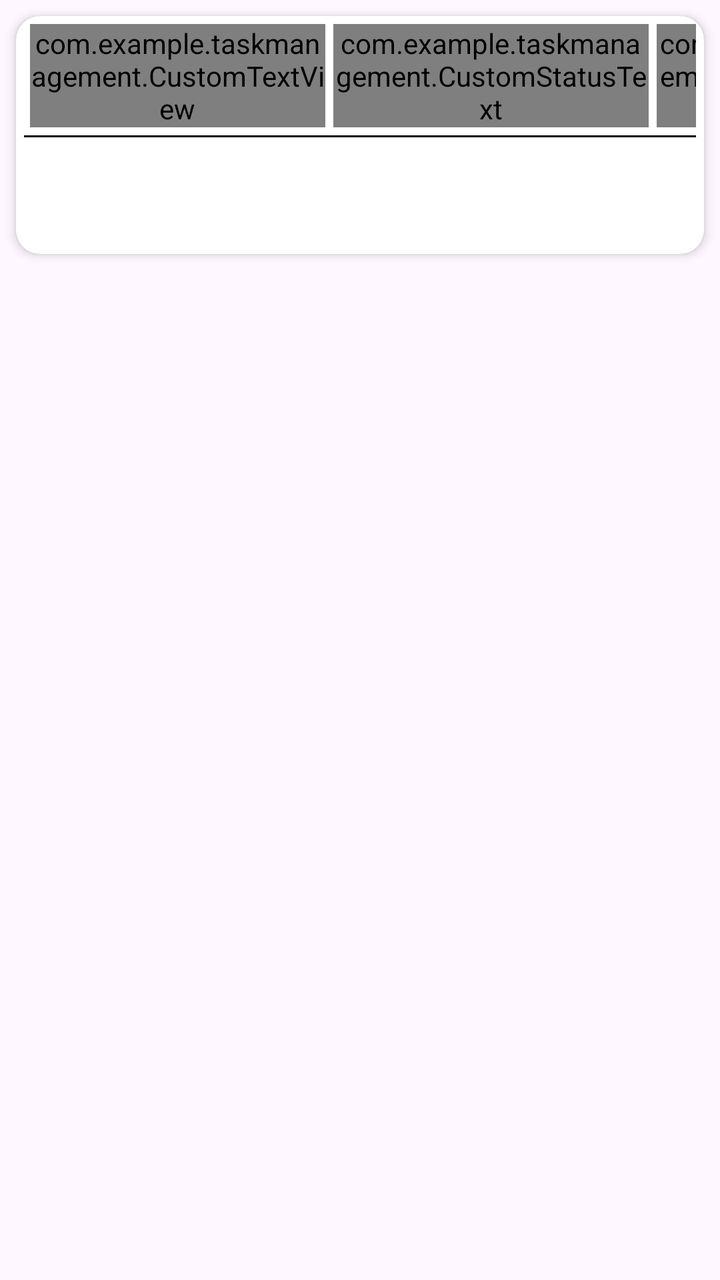
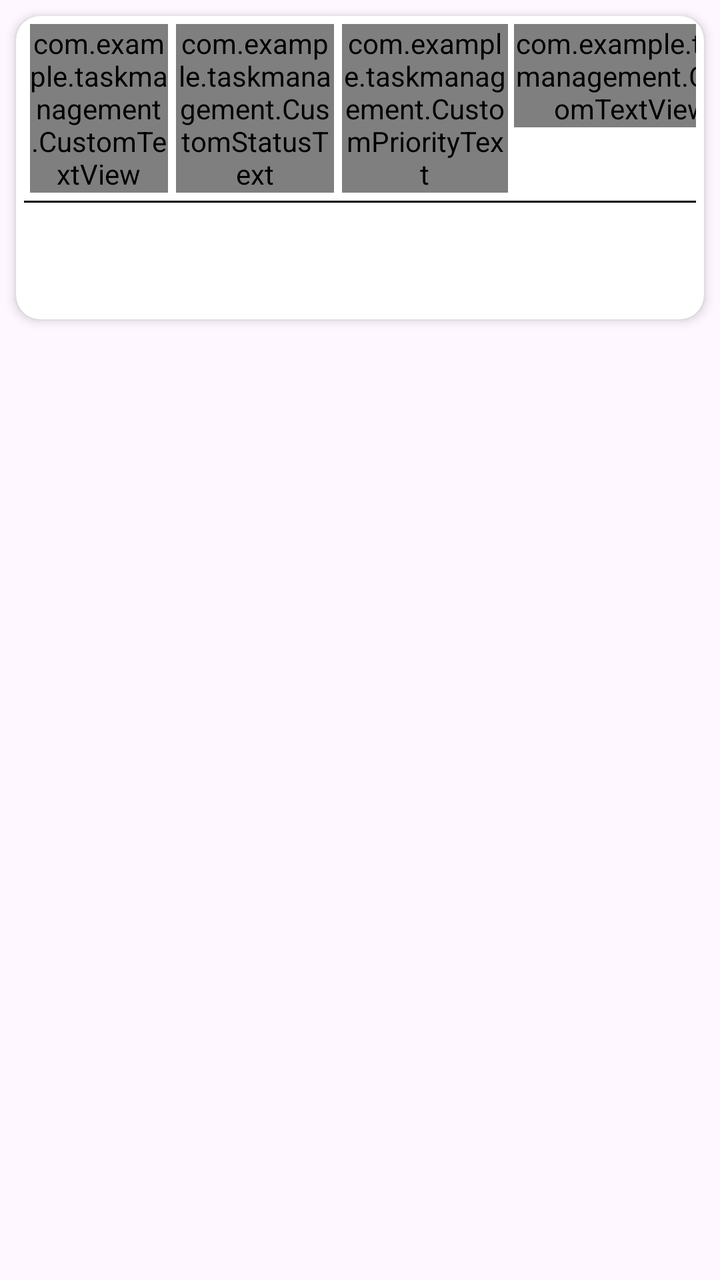

Two renders of the same Android screen: before a commit and after it. Below are the layout's source before the change and the commit's diff.
<!-- AndroidManifest.xml: application theme Theme.TaskManagement -->
<!-- res/layout/task_item.xml -->
<?xml version="1.0" encoding="utf-8"?>
<layout xmlns:android="http://schemas.android.com/apk/res/android"
    xmlns:app="http://schemas.android.com/apk/res-auto">

    <data />

    <LinearLayout
        android:layout_width="match_parent"
        android:layout_height="wrap_content"
        android:orientation="vertical">

        <androidx.cardview.widget.CardView
            android:layout_width="match_parent"
            android:layout_height="wrap_content"
            android:layout_margin="8dp"
            app:cardCornerRadius="12dp"
            app:cardElevation="3dp">

            <LinearLayout
                android:layout_width="match_parent"
                android:layout_height="wrap_content"
                android:orientation="vertical"
                android:padding="4dp">


                <LinearLayout
                    android:layout_width="match_parent"
                    android:layout_height="wrap_content"
                    android:orientation="horizontal"
                    android:weightSum="4">

                  <com.example.taskmanagement.CustomTextView
                      android:layout_marginLeft="3dp"
                      android:id="@+id/reference"
                      android:layout_weight="1"
                      android:layout_width="wrap_content"
                      android:layout_height="wrap_content"/>
                    <com.example.taskmanagement.CustomStatusText
                        android:id="@+id/status"
                        android:layout_marginLeft="4dp"
                        android:layout_weight="1"
                        android:layout_width="wrap_content"
                        android:layout_height="wrap_content"/>
                    <com.example.taskmanagement.CustomPriorityText
                        android:layout_weight="1"
                        android:layout_marginLeft="4dp"
                        android:id="@+id/periority"
                        android:layout_width="wrap_content"
                        android:layout_height="wrap_content"/>
                    <TextView

                        android:id="@+id/date"
                        android:layout_weight="0.8"
                        android:gravity="end"
                        android:layout_width="wrap_content"
                        android:layout_height="wrap_content"

                        android:textSize="12sp" />
                    <ImageView
                        android:id="@+id/updatebtn"
                        android:layout_width="18dp"
                        android:layout_height="18dp"
                        android:src="@drawable/options"
                        android:layout_weight="0.2"/>

                </LinearLayout>

                <View
                    android:layout_width="match_parent"
                    android:layout_marginTop="4dp"
                    android:layout_height="1dp"
                   android:background="@color/black"/>
<LinearLayout
    android:layout_width="match_parent"
    android:layout_height="wrap_content"
    android:orientation="horizontal">
    <TextView
        android:id="@+id/title"
        android:layout_width="match_parent"
        android:layout_height="wrap_content"
        android:layout_marginTop="7dp"
        android:textSize="16sp"

        android:textColor="@color/darknavey"
        android:textStyle="bold"
        android:gravity="start"
        android:singleLine="false"
        android:scrollHorizontally="false"
        android:ellipsize="none"
        android:breakStrategy="simple" />



</LinearLayout>


<LinearLayout
    android:layout_width="match_parent"
    android:layout_height="wrap_content"
    android:orientation="horizontal"
    android:weightSum="2">
    <TextView
        android:id="@+id/team"
android:layout_weight="1"
        android:layout_width="match_parent"
        android:layout_height="wrap_content"
        android:layout_marginTop="8dp"
        android:textSize="13sp" />
    <TextView
        android:id="@+id/category"
android:layout_weight="1"
        android:layout_width="match_parent"
        android:layout_height="wrap_content"
        android:layout_marginTop="8dp"
        android:textSize="13sp" />
</LinearLayout>

</LinearLayout>


        </androidx.cardview.widget.CardView>

    </LinearLayout>

</layout>
<!-- resources referenced by this layout -->
<resources>
  <color name="black">#FF000000</color>
  <color name="darknavey">#1E3A5F</color>
  <!-- drawable options: png bitmap (drawable, 6493 bytes) -->
  <style name="Theme.TaskManagement" parent="Base.Theme.TaskManagement" />
  <style name="Base.Theme.TaskManagement" parent="Theme.Material3.DayNight.NoActionBar">
          
          
      </style>
</resources>

<!-- the commit's change to res/layout/task_item.xml (unified diff, before → after) -->
@@ -47,19 +47,16 @@
                         android:id="@+id/periority"
                         android:layout_width="wrap_content"
                         android:layout_height="wrap_content"/>
-                    <TextView
-
+                    <com.example.taskmanagement.CustomTextView
+                        android:layout_marginLeft="3dp"
                         android:id="@+id/date"
                         android:layout_weight="0.8"
-                        android:gravity="end"
                         android:layout_width="wrap_content"
-                        android:layout_height="wrap_content"
-
-                        android:textSize="12sp" />
+                        android:layout_height="wrap_content"/>
                     <ImageView
                         android:id="@+id/updatebtn"
-                        android:layout_width="18dp"
-                        android:layout_height="18dp"
+                        android:layout_width="22dp"
+                        android:layout_height="22dp"
                         android:src="@drawable/options"
                         android:layout_weight="0.2"/>
 
